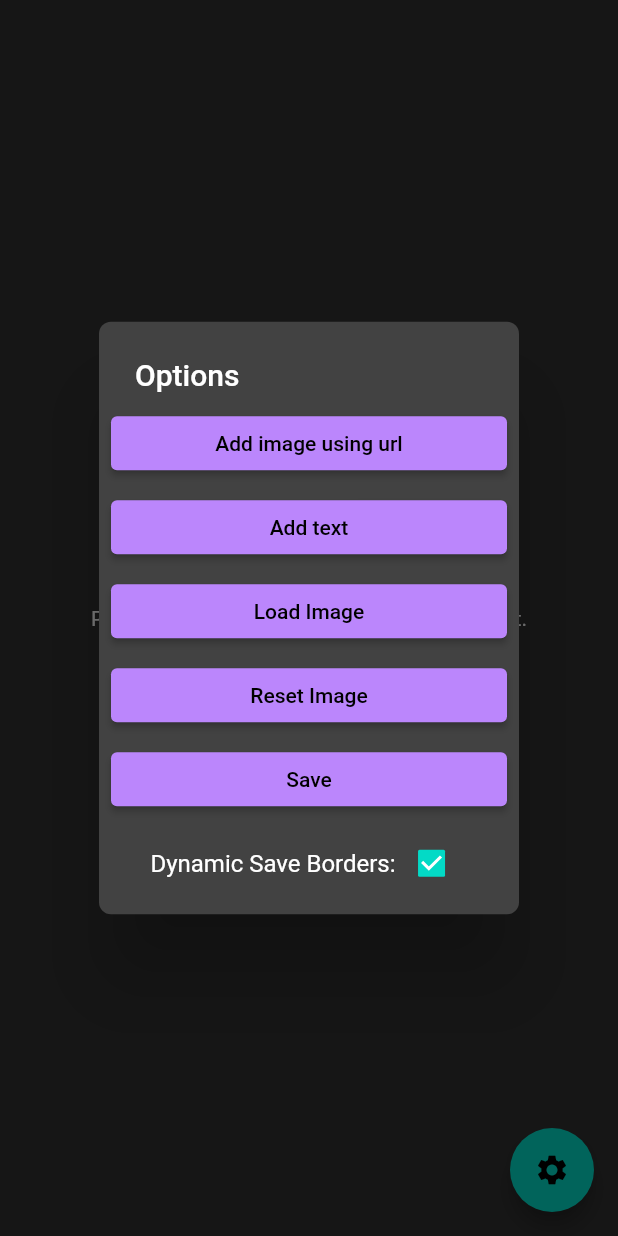
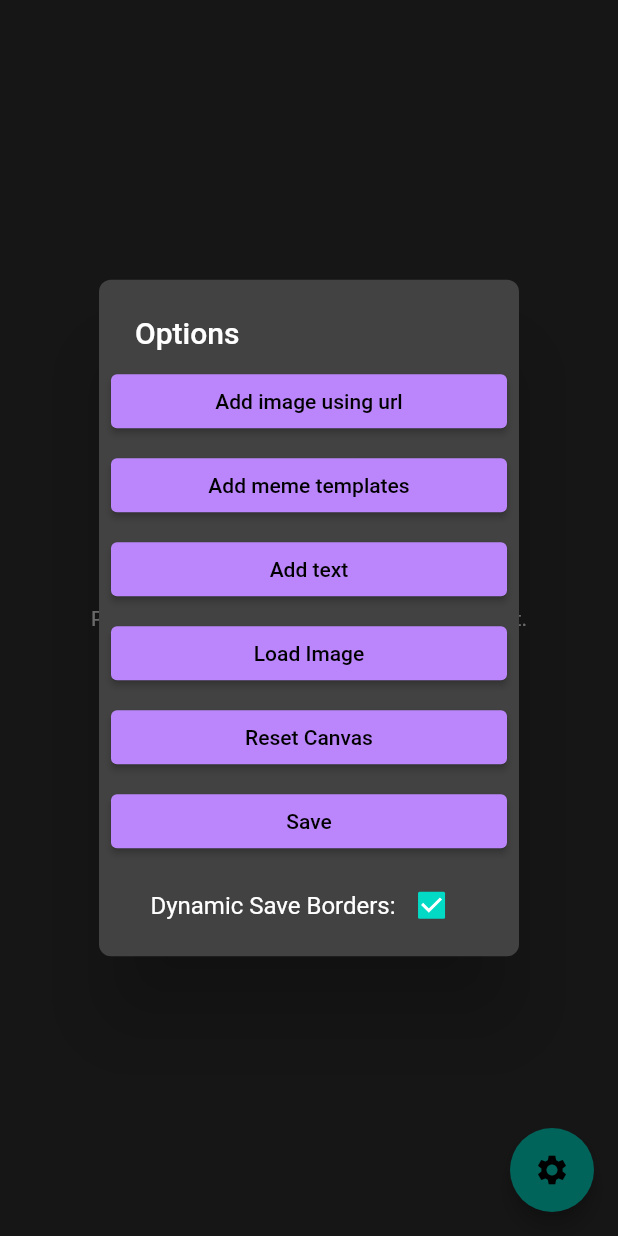
Before and after one commit to emrgncr/flutter-meme-maker, a Flutter app: the screen it shows after launch, after a tap on the "settings" icon, on a phone screen of 412 x 824 dp. Run offline on Flutter 3.47's test engine with Material 2 defaults, Android fonts, the phone set to English and light mode, and no system bars; our stand-ins replace dotted_border, file_picker, permission_handler; missing offline and left inert: flutter_file_dialog, widget_to_image.

Commit message:
support for imageflip meme templates

```diff
--- a/lib/add_popup_general.dart
+++ b/lib/add_popup_general.dart
@@ -3,6 +3,7 @@
 import 'package:flutter/material.dart';
 import 'package:meme_maker/generate_img.dart';
 import 'package:meme_maker/generic_element.dart';
+import 'package:meme_maker/imgflip_templates.dart';
 import 'package:meme_maker/pair.dart';
 import 'package:meme_maker/save_image.dart';
 import 'package:meme_maker/text_popup.dart';
@@ -53,7 +54,8 @@ Future<T?> generalAddPopup<T>(
     void Function() onDelete,
     List<int> ids,
     Map<int, MutablePair<ImageProvider, GenericElementStats>> elemdata,
-    BuildContext context) async {
+    BuildContext context,
+    {ImgflipAdapter? adapter}) async {
   return showDialog<T>(
     context: context,
     builder: (context) {
@@ -74,6 +76,15 @@ Future<T?> generalAddPopup<T>(
                 showUrlPopup(onUrlClick, context);
               },
               child: const Text("Add image using url")),
+          padding,
+          ElevatedButton(
+              onPressed: () {
+                // Navigator.pop(context);
+                if (adapter != null) {
+                  adapter.imgflipPopup(context);
+                }
+              },
+              child: const Text("Add meme templates")),
           padding,
           ElevatedButton(
               onPressed: () {
@@ -98,7 +109,7 @@ Future<T?> generalAddPopup<T>(
                 Navigator.pop(context);
                 onDelete();
               },
-              child: const Text("Reset Image")),
+              child: const Text("Reset Canvas")),
           padding,
           ElevatedButton(
               onPressed: () {
```
